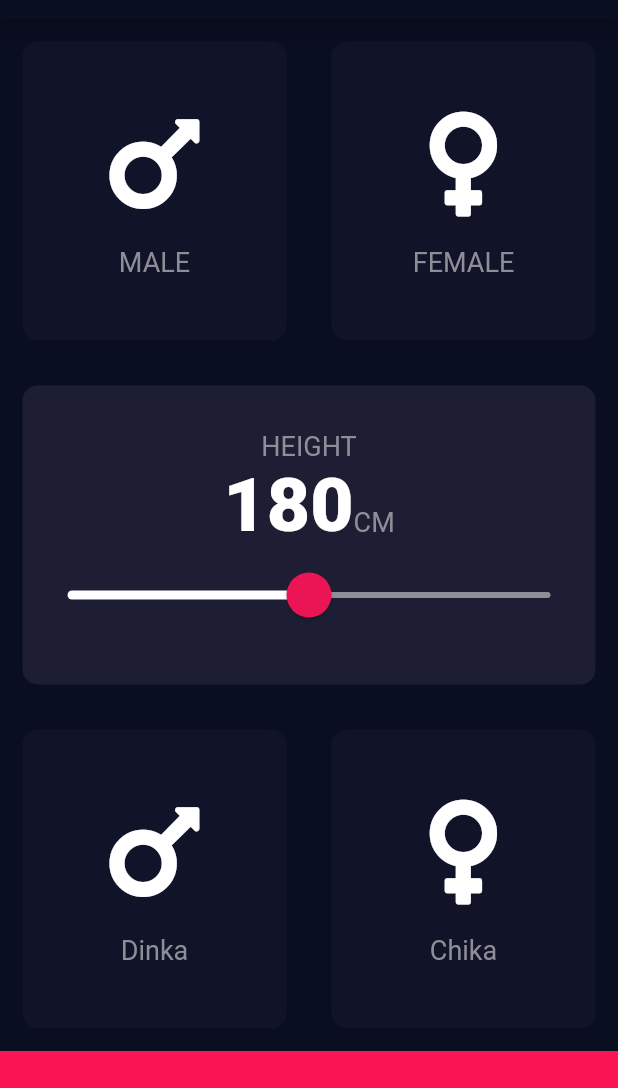
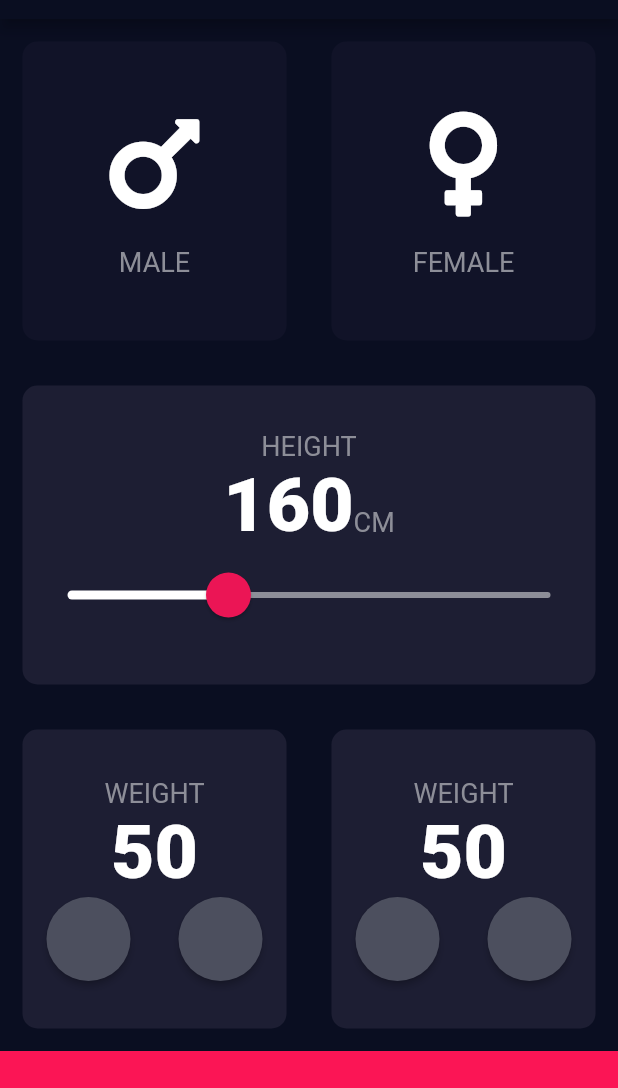
Before and after one commit to ToushikBanik123/my_bmi_calculator, a Flutter app: the screen it shows after launch, on a phone screen of 412 x 824 dp, the part 65-1153 px from its top. Run offline on Flutter 3.47's test engine with Material 2 defaults, Android fonts, the phone set to English and light mode, and no system bars; our stand-ins replace font_awesome_flutter.

Commit message:
castom widgit update

```diff
--- a/lib/input_page.dart
+++ b/lib/input_page.dart
@@ -22,7 +22,8 @@ class InputPage extends StatefulWidget {
 class _InputPageState extends State<InputPage> {
 
   Gender selectedGender = Gender.nil;
-  int hight = 180;
+  int hight = 160;
+  int weight = 50;
 
   @override
   Widget build(BuildContext context) {
@@ -113,42 +114,69 @@ class _InputPageState extends State<InputPage> {
           ),
           Expanded(child: Row(
             children: [
-              Expanded(child: GestureDetector(
-                onTap: (){
-                  setState(() {
-                    selectedGender = Gender.male;
-                  });
-                },
-                child: mycards(
-                    colour: (selectedGender == Gender.male ? kactivCardColour : kinactiveCardColour),
-                    cardChild: iconContent(
-                      FontAwesomeIcons.mars,
-                      'Dinka',
-                    )
-                ),
+              Expanded(child: mycards(
+                  colour: kactivCardColour,
+                  cardChild: Column(
+                    mainAxisAlignment: MainAxisAlignment.center,
+                    children: [
+                      const Text('WEIGHT',
+                      style: ktextStyle,),
+                      Text(weight.toString(),
+                      style: kNumberTextStyle,),
+                      Row(
+                        crossAxisAlignment: CrossAxisAlignment.center,
+                        children: const [
+                          Expanded(child: RoundIconButton()),
+                          Expanded(child: RoundIconButton()),
+                        ],
+                      ),
+                    ],
+                  )
               ),
               ),
-              Expanded(child: GestureDetector(
-                onTap: (){
-                  setState(() {
-                    selectedGender = Gender.female;
-                  }
-                  );},
-                child: mycards(
-                    colour: (selectedGender == Gender.female ? kactivCardColour : kinactiveCardColour),
-                    cardChild: iconContent(
-                      FontAwesomeIcons.venus,
-                      'Chika',
-                    )
-                ),
+              Expanded(child: mycards(
+                  colour: kactivCardColour,
+                  cardChild: Column(
+                    mainAxisAlignment: MainAxisAlignment.center,
+                    children: [
+                      const Text('WEIGHT',
+                        style: ktextStyle,),
+                      Text(weight.toString(),
+                        style: kNumberTextStyle,),
+                      Row(
+                        crossAxisAlignment: CrossAxisAlignment.center,
+                        children: const [
+                          Expanded(child: RoundIconButton()),
+                          Expanded(child: RoundIconButton()),
+                        ],
+                      ),
+                    ],
+                  )
               ),
               ),
             ],
           ),
           ),
-          const button()
+          const button(),
         ],
       ),
     );
   }
 }
+
+class RoundIconButton extends StatelessWidget {
+  const RoundIconButton({Key? key}) : super(key: key);
+
+  @override
+  Widget build(BuildContext context) {
+    return RawMaterialButton(
+      onPressed: () {  },
+      shape: const CircleBorder(),
+      fillColor: const Color(0xFF4C4F5E),
+      constraints: const BoxConstraints.tightFor(
+        width: 56.0,
+        height: 56.0,
+      ),
+    );
+  }
+}
```
